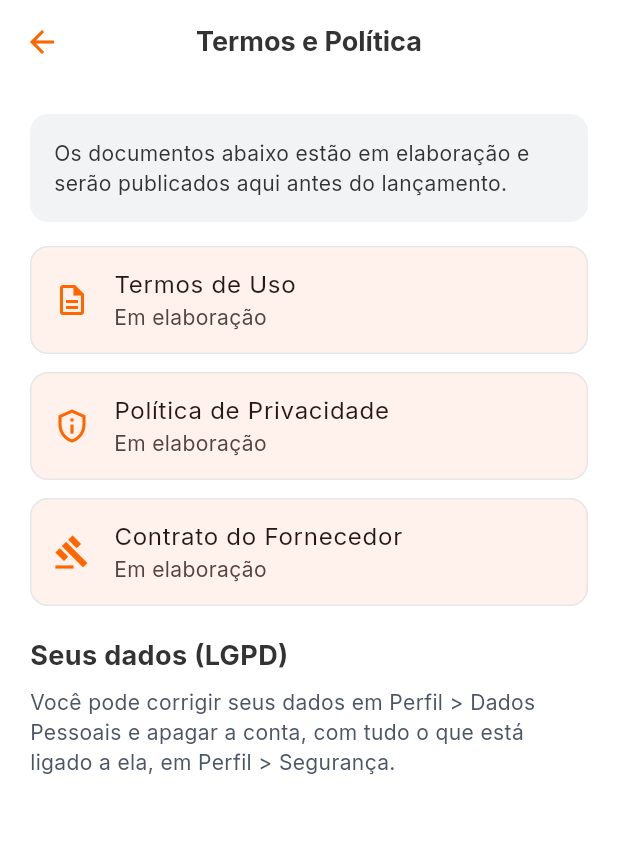
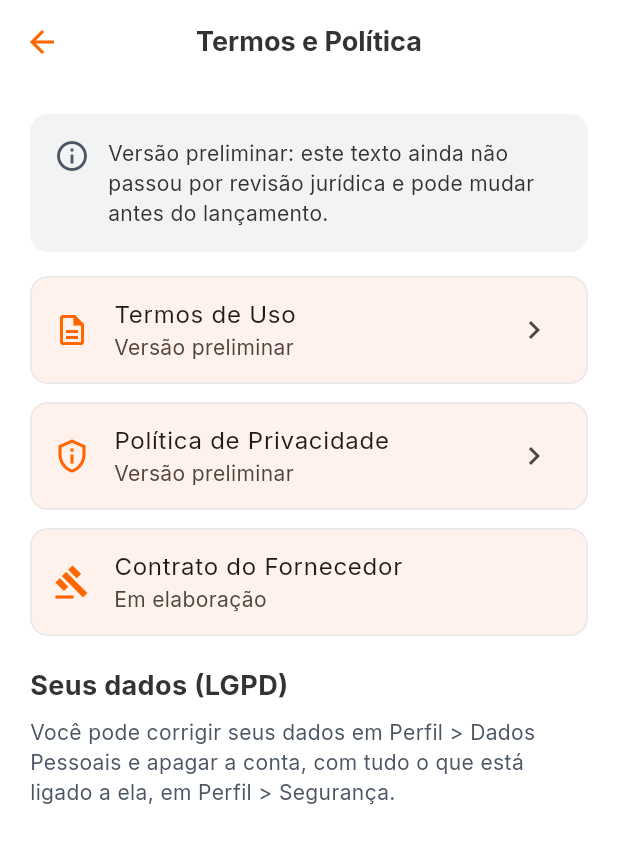
Before and after one commit to KevenSanchesG/Yvenist, a Flutter app: the LegalPage screen opened directly, on a phone screen of 412 x 824 dp. Shown: the top 844 px of the screen. Run offline on Flutter 3.47's test engine with Material 3 defaults, Android fonts, the phone set to English and light mode, and no system bars; our stand-ins replace flutter_secure_storage; accounts and stored records are empty; network calls fail.

Commit message:
feat(legal): preliminary Terms of Use and Privacy Policy, shown in the app
Sign-up makes the user tick "Li e aceito os Termos de Uso e a Política
de Privacidade" and the API records which version was accepted, but the
link led to a page saying the documents were still being written.

The two documents now exist as a first draft, written from what the
code actually does: the data each table stores, what deleting the
account removes (and the listing snapshot that stays in other people's
parties), that the "orçamento" is an estimate and not a booking, that
the IP is only held in memory by the rate limiter. Every point that is
a business or legal decision is left in brackets in the text, and both
the list and each document carry a notice that this is a preliminary
version without legal review. The vendor contract is still not written
and stays listed as "Em elaboração".

The texts are assets (assets/legal/*.md) rendered by a small parser for
the Markdown subset they use, so no Markdown package is added.

Tests: the parser; each document is bundled, titled like its screen and
says "preliminar" while it has open points; its version equals the
terms_version the server records; the flows from the profile and from
the sign-up form; the pages at 200% text size.

Co-Authored-By: Claude Opus 5.5 <noreply@anthropic.com>

```diff
--- a/lib/features/shared_features/legal/presentation/pages/legal_page.dart
+++ b/lib/features/shared_features/legal/presentation/pages/legal_page.dart
@@ -1,19 +1,25 @@
 import 'package:flutter/material.dart';
 import 'package:yvenist/core/theme/app_colors.dart';
 import 'package:yvenist/core/theme/app_typography.dart';
+import 'package:yvenist/features/shared_features/legal/domain/legal_document.dart';
+import 'package:yvenist/features/shared_features/legal/presentation/pages/legal_document_page.dart';
+import 'package:yvenist/features/shared_features/legal/presentation/widgets/draft_notice.dart';
 
 /// Documentos legais do Yvenist.
 ///
-/// Os textos ainda não foram redigidos. A tela lista os documentos previstos e
-/// diz isso; redigir os termos é trabalho jurídico, não de código.
+/// Os Termos de Uso e a Política de Privacidade existem como versão
+/// preliminar (veja [LegalDocument]). O Contrato do Fornecedor ainda não foi
+/// escrito: as regras para fornecedores estão, por enquanto, nos Termos de Uso.
 class LegalPage extends StatelessWidget {
   const LegalPage({super.key});
 
-  static const List<({IconData icon, String title})> _documents = [
-    (icon: Icons.description_outlined, title: 'Termos de Uso'),
-    (icon: Icons.privacy_tip_outlined, title: 'Política de Privacidade'),
-    (icon: Icons.gavel_outlined, title: 'Contrato do Fornecedor'),
-  ];
+  void _open(BuildContext context, LegalDocument document) {
+    Navigator.of(context).push(
+      MaterialPageRoute<void>(
+        builder: (_) => LegalDocumentPage(document: document),
+      ),
+    );
+  }
 
   @override
   Widget build(BuildContext context) {
@@ -22,33 +28,22 @@ class LegalPage extends StatelessWidget {
       body: ListView(
         padding: const EdgeInsets.all(20),
         children: [
-          Container(
-            padding: const EdgeInsets.all(16),
-            decoration: BoxDecoration(
-              color: AppColors.headerBackground,
-              borderRadius: BorderRadius.circular(12),
-            ),
-            child: const Text(
-              'Os documentos abaixo estão em elaboração e serão publicados '
-              'aqui antes do lançamento.',
-              style: AppTypography.body,
-            ),
+          const DraftNotice(),
+          const SizedBox(height: 16),
+          _DocumentTile(
+            icon: Icons.description_outlined,
+            title: LegalDocument.termsOfUse.title,
+            onTap: () => _open(context, LegalDocument.termsOfUse),
           ),
-          const SizedBox(height: 16),
-          for (final document in _documents)
-            Card(
-              elevation: 0,
-              margin: const EdgeInsets.only(bottom: 12),
-              shape: RoundedRectangleBorder(
-                borderRadius: BorderRadius.circular(12),
-                side: const BorderSide(color: AppColors.divider),
-              ),
-              child: ListTile(
-                leading: Icon(document.icon, color: AppColors.primary),
-                title: Text(document.title),
-                subtitle: const Text('Em elaboração'),
-              ),
-            ),
+          _DocumentTile(
+            icon: Icons.privacy_tip_outlined,
+            title: LegalDocument.privacyPolicy.title,
+            onTap: () => _open(context, LegalDocument.privacyPolicy),
+          ),
+          const _DocumentTile(
+            icon: Icons.gavel_outlined,
+            title: 'Contrato do Fornecedor',
+          ),
           const SizedBox(height: 8),
           const Text('Seus dados (LGPD)', style: AppTypography.sectionTitle),
           const SizedBox(height: 8),
@@ -62,3 +57,34 @@ class LegalPage extends StatelessWidget {
     );
   }
 }
+
+/// Um documento da lista. Sem [onTap] o documento ainda não existe.
+class _DocumentTile extends StatelessWidget {
+  const _DocumentTile({required this.icon, required this.title, this.onTap});
+
+  final IconData icon;
+  final String title;
+  final VoidCallback? onTap;
+
+  @override
+  Widget build(BuildContext context) {
+    final isAvailable = onTap != null;
+
+    return Card(
+      elevation: 0,
+      margin: const EdgeInsets.only(bottom: 12),
+      clipBehavior: Clip.antiAlias,
+      shape: RoundedRectangleBorder(
+        borderRadius: BorderRadius.circular(12),
+        side: const BorderSide(color: AppColors.divider),
+      ),
+      child: ListTile(
+        leading: Icon(icon, color: AppColors.primary),
+        title: Text(title),
+        subtitle: Text(isAvailable ? 'Versão preliminar' : 'Em elaboração'),
+        trailing: isAvailable ? const Icon(Icons.chevron_right) : null,
+        onTap: onTap,
+      ),
+    );
+  }
+}
--- /dev/null
+++ b/lib/features/shared_features/legal/presentation/widgets/draft_notice.dart
@@ -0,0 +1,36 @@
+import 'package:flutter/material.dart';
+import 'package:yvenist/core/theme/app_colors.dart';
+import 'package:yvenist/core/theme/app_typography.dart';
+
+/// Aviso de que os documentos legais ainda são uma versão preliminar.
+///
+/// Sai daqui quando os textos forem revisados por um advogado e os trechos
+/// entre colchetes forem preenchidos.
+class DraftNotice extends StatelessWidget {
+  const DraftNotice({super.key});
+
+  static const String message =
+      'Versão preliminar: este texto ainda não passou por revisão jurídica e '
+      'pode mudar antes do lançamento.';
+
+  @override
+  Widget build(BuildContext context) {
+    return Container(
+      padding: const EdgeInsets.all(16),
+      decoration: BoxDecoration(
+        color: AppColors.headerBackground,
+        borderRadius: BorderRadius.circular(12),
+      ),
+      child: Row(
+        crossAxisAlignment: CrossAxisAlignment.start,
+        children: [
+          const ExcludeSemantics(
+            child: Icon(Icons.info_outline, color: AppColors.textSecondary),
+          ),
+          const SizedBox(width: 12),
+          const Expanded(child: Text(message, style: AppTypography.body)),
+        ],
+      ),
+    );
+  }
+}
--- a/pubspec.yaml
+++ b/pubspec.yaml
@@ -41,6 +41,8 @@ flutter:
   assets:
     # Licença da fonte, exibida em "Licenças de código aberto".
     - assets/fonts/Inter-OFL.txt
+    # Termos de Uso e Política de Privacidade mostrados em "Termos e Política".
+    - assets/legal/
 
   # Inter 4.1 (https://rsms.me/inter), licença SIL Open Font License 1.1.
   # Só os quatro pesos que o app usa.
```
Also changed, not shown: lib/features/shared_features/legal/domain/legal_document.dart (added, +63 -0 lines), lib/features/shared_features/legal/presentation/pages/legal_document_page.dart (added, +111 -0 lines), 8 other files.
